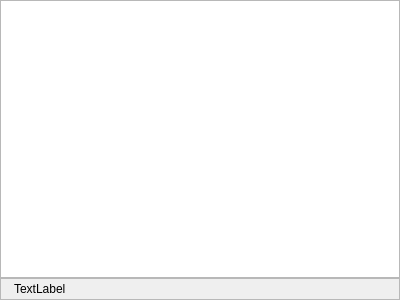
Old version of the form src/qmapshack/realtime/IRtWorkspace.ui in the repository Maproom/qmapshack.
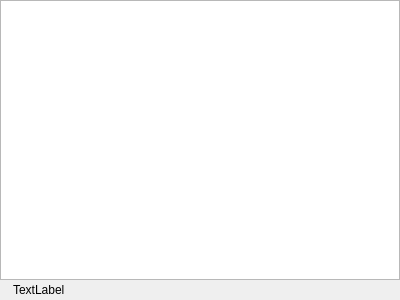
New version of the form. Icons and pictures are not drawn.

Commit message: Finetune layout

The edit to the form file:
```diff
--- a/src/qmapshack/realtime/IRtWorkspace.ui
+++ b/src/qmapshack/realtime/IRtWorkspace.ui
@@ -49,10 +49,10 @@
    <item>
     <widget class="QFrame" name="frame">
      <property name="frameShape">
-      <enum>QFrame::StyledPanel</enum>
+      <enum>QFrame::NoFrame</enum>
      </property>
      <property name="frameShadow">
-      <enum>QFrame::Raised</enum>
+      <enum>QFrame::Plain</enum>
      </property>
      <layout class="QHBoxLayout" name="horizontalLayout">
       <property name="spacing">
@@ -94,6 +94,9 @@
         <property name="alignment">
          <set>Qt::AlignLeading|Qt::AlignLeft|Qt::AlignTop</set>
         </property>
+        <property name="wordWrap">
+         <bool>true</bool>
+        </property>
        </widget>
       </item>
      </layout>
```
